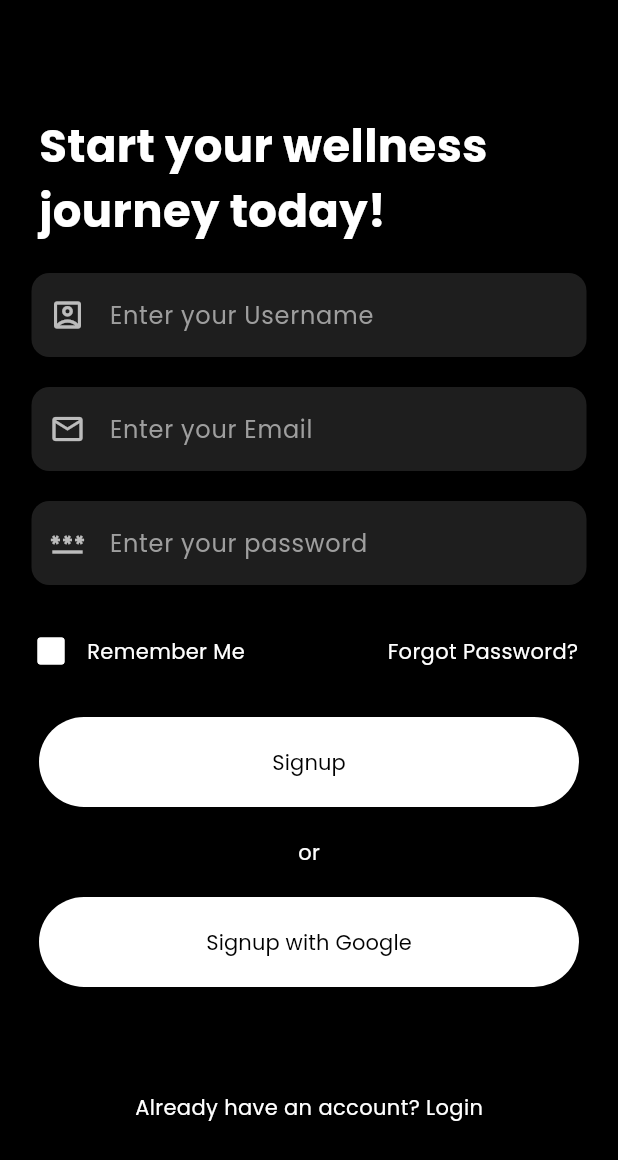
After one commit to tanushreerjb/Wellness-App, a Flutter app: the SignupPage screen opened directly, on a phone screen of 412 x 824 dp. The commit adds this screen. Shown: the top 1160 px of the screen. Run offline on Flutter 3.47's test engine with Material 3 defaults, Android fonts, the phone set to English and light mode, and no system bars; our stand-ins replace hugeicons.

Commit message:
Sign-up Page

```diff
--- a/lib/login.dart
+++ b/lib/login.dart
@@ -82,8 +82,32 @@ class _LoginPageState extends State<LoginPage> {
               const SizedBox(width: 125),
               //Adding space between the row elements
               const Text('Forgot Password?'),
-            ],
+            ], //Row children
           ),
+          SizedBox(
+            width: double.infinity,
+            child: FilledButton(
+              onPressed: () {
+              },
+              child: const Text('Login'),
+            ),
+          ),
+          const SizedBox(height: 30),
+
+          Text('or'),
+
+          SizedBox(
+            width: double.infinity,
+            child: FilledButton(
+              onPressed: () {
+              },
+              child: const Text('Login with Google'),
+            ),
+          ),
+          const SizedBox(height: 30),
+
+          Text('Dont have an account? Create Account')
+
         ], //Children
       ),
     );
--- a/lib/main.dart
+++ b/lib/main.dart
@@ -1,5 +1,6 @@
 import 'package:flutter/material.dart';
 import 'package:wellness_app/login.dart';
+import 'package:wellness_app/signup.dart';
 
 void main() {
   runApp(const WellnessApp());
--- /dev/null
+++ b/lib/signup.dart
@@ -0,0 +1,150 @@
+import 'package:flutter/material.dart';
+import 'package:hugeicons/hugeicons.dart';
+
+class SignupPage extends StatefulWidget {
+  const SignupPage({super.key});
+
+  @override
+  State<SignupPage> createState() => _SignupPageState();
+}
+
+class _SignupPageState extends State<SignupPage> {
+  bool isChecked = false;
+
+  @override
+  Widget build(BuildContext context) {
+    Color getColor(Set<WidgetState> states) {
+      const Set<WidgetState> interactiveStates = <WidgetState>{
+        WidgetState.pressed,
+        WidgetState.hovered,
+        WidgetState.focused,
+      };
+      if (states.any(interactiveStates.contains)) {
+        return Colors.black;
+      }
+      return Colors.white;
+    }
+
+    return Scaffold(
+      backgroundColor: Colors.black,
+      body: Column(
+        spacing: 20,
+        //equal spacing of 10
+        crossAxisAlignment: CrossAxisAlignment.center,
+        mainAxisAlignment: MainAxisAlignment.center,
+        children: [
+          SizedBox(
+            width: 360,
+            child: Text(
+              'Start your wellness journey today!',
+              textAlign: TextAlign.left,
+              style: TextStyle(
+                fontSize: 30,
+                fontWeight: FontWeight.bold,
+                fontFamily: 'Poppins',
+                color: Colors.white,
+              ),
+            ),
+          ),
+
+          SizedBox(
+            width: 370.0,
+            child: TextField(
+              decoration: InputDecoration(
+                hintText: 'Enter your Username',
+                prefixIcon: Icon(
+                  Icons.account_box_outlined,
+                  size: 24.0,
+                  color: Colors.white70,
+                ),
+              ),
+            ),
+          ),
+
+          SizedBox(
+            width: 370.0,
+            child: TextField(
+              decoration: InputDecoration(
+                hintText: 'Enter your Email',
+                prefixIcon: Icon(
+                  Icons.email_outlined,
+                  size: 24.0,
+                  color: Colors.white70,
+                ),
+              ),
+            ),
+          ),
+
+          SizedBox(
+            width: 370.0,
+            child: TextField(
+              decoration: InputDecoration(
+                hintText: 'Enter your password',
+                prefixIcon: Icon(
+                  Icons.password_outlined,
+                  size: 24.0,
+                  color: Colors.white70,
+                ),
+              ),
+            ),
+          ),
+
+          Row(
+            children: [
+              SizedBox(
+                //width: 40,
+                child: Padding(padding: EdgeInsets.only(left:10.0),//Adding padding to checkbox
+                child: Checkbox(
+                  checkColor: Colors.black,
+                  fillColor: WidgetStateProperty.resolveWith(getColor),
+                  value: isChecked,
+                  onChanged: (bool? value) {
+                    setState(() {
+                      isChecked = value!;
+                    });
+                  },
+                ),
+              ),
+              ),
+
+              Text('Remember Me'),
+
+              const SizedBox(width: 95), //Adding space between the row elements
+
+              const Text('Forgot Password?', textAlign: TextAlign.right,),
+            ], //Row children
+          ),
+          SizedBox(
+            height: 60.0,
+            width: 360.0,
+            child: FilledButton(
+              style: const ButtonStyle(
+                backgroundColor: WidgetStatePropertyAll(Colors.white),
+              ),
+              onPressed: () {},
+              child: const Text('Signup'),
+            ),
+          ),
+
+          //const SizedBox(height: 30),
+          Text('or'),
+
+          SizedBox(
+            height: 60.0,
+            width: 360.0,
+            child: FilledButton(
+              style: const ButtonStyle(
+                backgroundColor: WidgetStatePropertyAll(Colors.white),
+              ),
+              onPressed: () {},
+              child: const Text('Signup with Google'),
+            ),
+          ),
+          const SizedBox(height: 30),
+
+          Text('Already have an account? Login'),
+        ], //Children
+      ),
+    );
+  }
+}
--- a/pubspec.yaml
+++ b/pubspec.yaml
@@ -38,6 +38,7 @@ dependencies:
   flutter_screenutil: ^5.9.3
   flutter_svg: ^2.2.0
   hugeicons: ^0.0.11
+  link_text: ^0.2.1
 
 dev_dependencies:
   flutter_test:
```
Also changed, not shown: pubspec.lock, 3 other files.
